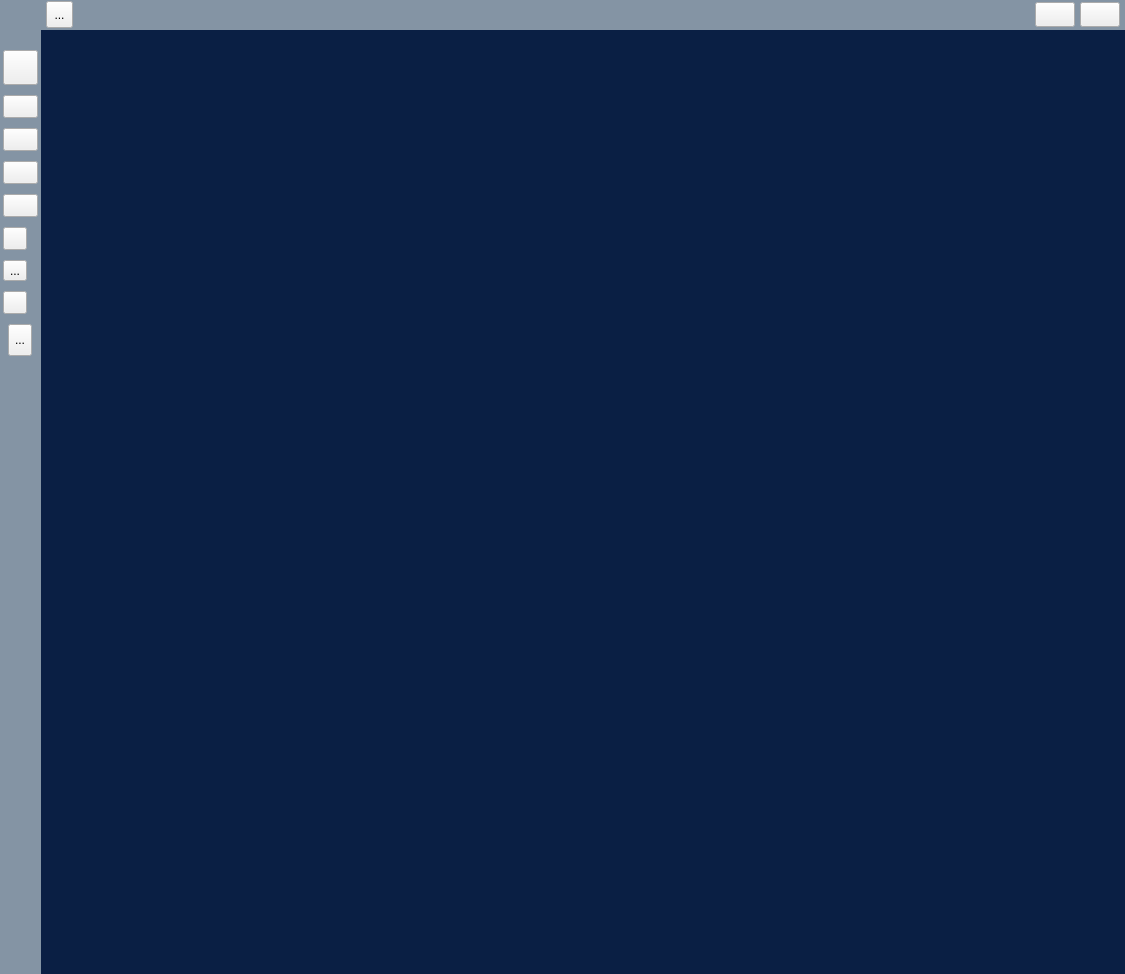
Above: app/View/UserInterfaceUi/UI_SISTEMA_PRINCIPAL.ui from LAngelVp/TuleVenta before the change. Below: the same form after it.
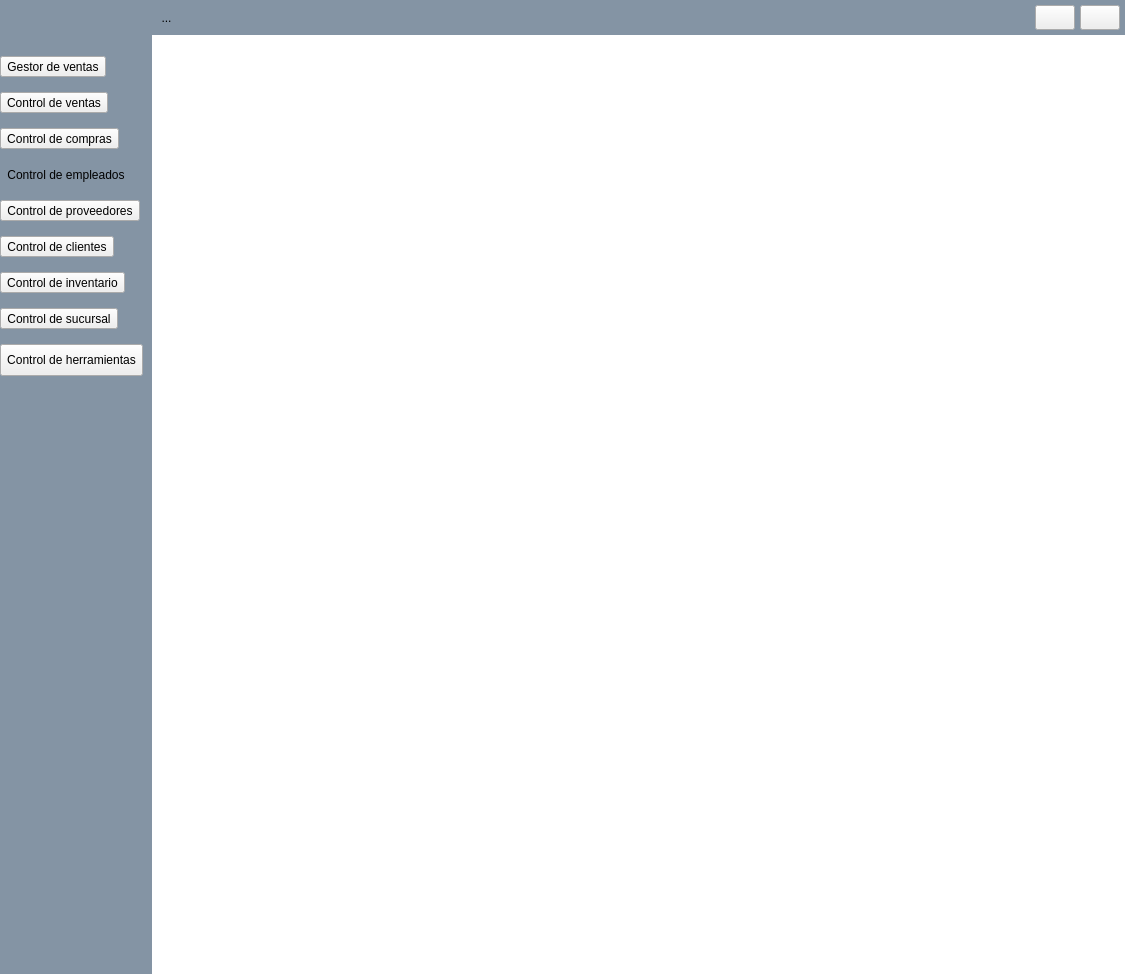
That is the form after the change. Icons and pictures are not drawn.

Patch:
```diff
--- a/app/View/UserInterfaceUi/UI_SISTEMA_PRINCIPAL.ui
+++ b/app/View/UserInterfaceUi/UI_SISTEMA_PRINCIPAL.ui
@@ -40,9 +40,9 @@
 }
 #w_encabezado{
 background-color:#8494A4;
-height:30px;
-min-height: 30px;
-max-height: 30px;
+height:35px;
+min-height: 35px;
+max-height: 35px;
 }
 [objectName^=&quot;w_&quot;]{
 background-color: #fffefb;
@@ -52,7 +52,7 @@
 }
 #w_cuerpo_menu{
 min-width:40px;
-max-width:70px;
+max-width:220px;
 background-color: #8494A4;
 }
 #label_fotousuario{
@@ -65,21 +65,20 @@
 [objectName^=&quot;btn_laterales&quot;]{
 background-color: transparent;
 border: none;
-max-height:35px;
-min-height:35px;
-max-width:35px;
-min-width:35px;
+min.width: 215px;
 qproperty-iconSize: 35px 35px;
+font-size: 14px;
+color: #F8FAFC;
+font-weight: bold;
 }
 [objectName^=&quot;btn_laterales&quot;]:hover {
 border-left:1px solid #fffefb;
 }
 #btn_laterales_btn_burger{
-max-height:25px;
-min-height:25px;
-max-width:25px;
-min-width:25px;
-margin-left: 5px;
+icon-size: 15px;
+border-radius: 4px;
+max-width: 40px;
+max-height: 25px;
 }
 #btn_laterales_btn_burger:hover{
 background: #B0C5D1;
@@ -225,8 +224,9 @@
                 <item row="0" column="0">
                  <widget class="QLabel" name="label">
                   <property name="styleSheet">
-                   <string notr="true">image: url(:/logos/Icons/logos/cuadrado_sin_fondo.png);
-background: #0a1f44;</string>
+                   <string notr="true">background-color: rgb(255, 255, 255);
+image: url(:/logos/Icons/logos/tuleVenta.png);
+</string>
                   </property>
                   <property name="text">
                    <string/>
@@ -244,7 +244,7 @@
           <widget class="QWidget" name="w_encabezado" native="true">
            <layout class="QGridLayout" name="gridLayout_5">
             <property name="leftMargin">
-             <number>0</number>
+             <number>5</number>
             </property>
             <property name="topMargin">
              <number>0</number>
@@ -380,27 +380,21 @@
            </property>
            <property name="maximumSize">
             <size>
-             <width>70</width>
+             <width>220</width>
              <height>16777215</height>
             </size>
            </property>
-           <layout class="QVBoxLayout" name="verticalLayout_2">
-            <property name="spacing">
-             <number>10</number>
-            </property>
+           <layout class="QGridLayout" name="gridLayout_6">
             <property name="leftMargin">
-             <number>3</number>
+             <number>0</number>
             </property>
             <property name="topMargin">
-             <number>0</number>
+             <number>1</number>
             </property>
-            <property name="rightMargin">
-             <number>3</number>
+            <property name="verticalSpacing">
+             <number>15</number>
             </property>
-            <property name="bottomMargin">
-             <number>0</number>
-            </property>
-            <item>
+            <item row="0" column="0">
              <widget class="QLabel" name="label_fotousuario">
               <property name="cursor">
                <cursorShape>PointingHandCursor</cursorShape>
@@ -419,18 +413,18 @@
               </property>
              </widget>
             </item>
-            <item>
+            <item row="1" column="0">
              <widget class="QToolButton" name="btn_laterales_proceso_venta">
               <property name="minimumSize">
                <size>
-                <width>35</width>
-                <height>35</height>
+                <width>0</width>
+                <height>0</height>
                </size>
               </property>
               <property name="maximumSize">
                <size>
-                <width>35</width>
-                <height>35</height>
+                <width>16777215</width>
+                <height>16777215</height>
                </size>
               </property>
               <property name="cursor">
@@ -440,20 +434,23 @@
                <string>&lt;html&gt;&lt;head/&gt;&lt;body&gt;&lt;p&gt;&lt;span style=&quot; font-size:10pt; font-weight:600;&quot;&gt;Venta&lt;/span&gt;&lt;/p&gt;&lt;/body&gt;&lt;/html&gt;</string>
               </property>
               <property name="text">
-               <string/>
+               <string>Gestor de ventas</string>
               </property>
               <property name="icon">
                <iconset resource="../../Source/iconsdvg.qrc">
                 <normaloff>:/Icons/IconosSVG/ventas.png</normaloff>:/Icons/IconosSVG/ventas.png</iconset>
               </property>
+              <property name="toolButtonStyle">
+               <enum>Qt::ToolButtonStyle::ToolButtonIconOnly</enum>
+              </property>
              </widget>
             </item>
-            <item>
+            <item row="2" column="0">
              <widget class="QToolButton" name="btn_laterales_ventas">
               <property name="maximumSize">
                <size>
-                <width>35</width>
-                <height>35</height>
+                <width>16777215</width>
+                <height>16777215</height>
                </size>
               </property>
               <property name="cursor">
@@ -463,20 +460,23 @@
                <string>&lt;html&gt;&lt;head/&gt;&lt;body&gt;&lt;p&gt;&lt;span style=&quot; font-size:10pt; font-weight:600;&quot;&gt;Ventas&lt;/span&gt;&lt;/p&gt;&lt;/body&gt;&lt;/html&gt;</string>
               </property>
               <property name="text">
-               <string/>
+               <string>Control de ventas</string>
               </property>
               <property name="icon">
                <iconset resource="../../Source/iconsdvg.qrc">
                 <normaloff>:/Icons/IconosSVG/operacion_ventas.png</normaloff>:/Icons/IconosSVG/operacion_ventas.png</iconset>
               </property>
+              <property name="toolButtonStyle">
+               <enum>Qt::ToolButtonStyle::ToolButtonIconOnly</enum>
+              </property>
              </widget>
             </item>
-            <item>
+            <item row="3" column="0">
              <widget class="QToolButton" name="btn_laterales_compras">
               <property name="maximumSize">
                <size>
-                <width>35</width>
-                <height>35</height>
+                <width>16777215</width>
+                <height>16777215</height>
                </size>
               </property>
               <property name="cursor">
@@ -486,20 +486,23 @@
                <string>&lt;html&gt;&lt;head/&gt;&lt;body&gt;&lt;p&gt;&lt;span style=&quot; font-size:10pt; font-weight:600;&quot;&gt;Compras&lt;/span&gt;&lt;/p&gt;&lt;/body&gt;&lt;/html&gt;</string>
               </property>
               <property name="text">
-               <string/>
+               <string>Control de compras</string>
               </property>
               <property name="icon">
                <iconset resource="../../Source/iconsdvg.qrc">
                 <normaloff>:/Icons/IconosSVG/compras.png</normaloff>:/Icons/IconosSVG/compras.png</iconset>
               </property>
+              <property name="toolButtonStyle">
+               <enum>Qt::ToolButtonStyle::ToolButtonIconOnly</enum>
+              </property>
              </widget>
             </item>
-            <item>
+            <item row="4" column="0">
              <widget class="QToolButton" name="btn_laterales_empleados">
               <property name="maximumSize">
                <size>
-                <width>35</width>
-                <height>35</height>
+                <width>16777215</width>
+                <height>16777215</height>
                </size>
               </property>
               <property name="cursor">
@@ -509,20 +512,32 @@
                <string>&lt;html&gt;&lt;head/&gt;&lt;body&gt;&lt;p&gt;&lt;span style=&quot; font-size:10pt; font-weight:600;&quot;&gt;Empleados&lt;/span&gt;&lt;/p&gt;&lt;/body&gt;&lt;/html&gt;</string>
               </property>
               <property name="text">
-               <string/>
+               <string>Control de empleados</string>
               </property>
               <property name="icon">
                <iconset resource="../../Source/iconsdvg.qrc">
                 <normaloff>:/Icons/IconosSVG/empleados.png</normaloff>:/Icons/IconosSVG/empleados.png</iconset>
               </property>
+              <property name="popupMode">
+               <enum>QToolButton::ToolButtonPopupMode::DelayedPopup</enum>
+              </property>
+              <property name="toolButtonStyle">
+               <enum>Qt::ToolButtonStyle::ToolButtonIconOnly</enum>
+              </property>
+              <property name="autoRaise">
+               <bool>true</bool>
+              </property>
+              <property name="arrowType">
+               <enum>Qt::ArrowType::NoArrow</enum>
+              </property>
              </widget>
             </item>
-            <item>
+            <item row="5" column="0">
              <widget class="QToolButton" name="btn_laterales_proveedores">
               <property name="maximumSize">
                <size>
-                <width>35</width>
-                <height>35</height>
+                <width>16777215</width>
+                <height>16777215</height>
                </size>
               </property>
               <property name="cursor">
@@ -532,15 +547,18 @@
                <string>&lt;html&gt;&lt;head/&gt;&lt;body&gt;&lt;p&gt;&lt;span style=&quot; font-size:10pt; font-weight:600;&quot;&gt;Proveedores&lt;/span&gt;&lt;/p&gt;&lt;/body&gt;&lt;/html&gt;</string>
               </property>
               <property name="text">
-               <string/>
+               <string>Control de proveedores</string>
               </property>
               <property name="icon">
                <iconset resource="../../Source/iconsdvg.qrc">
                 <normaloff>:/Icons/IconosSVG/vendedores.png</normaloff>:/Icons/IconosSVG/vendedores.png</iconset>
               </property>
+              <property name="toolButtonStyle">
+               <enum>Qt::ToolButtonStyle::ToolButtonIconOnly</enum>
+              </property>
              </widget>
             </item>
-            <item>
+            <item row="6" column="0">
              <widget class="QToolButton" name="btn_laterales_clientes">
               <property name="cursor">
                <cursorShape>PointingHandCursor</cursorShape>
@@ -549,15 +567,18 @@
                <string>&lt;html&gt;&lt;head/&gt;&lt;body&gt;&lt;p&gt;&lt;span style=&quot; font-size:10pt; font-weight:600;&quot;&gt;Clientes&lt;/span&gt;&lt;/p&gt;&lt;/body&gt;&lt;/html&gt;</string>
               </property>
               <property name="text">
-               <string/>
+               <string>Control de clientes</string>
               </property>
               <property name="icon">
                <iconset resource="../../Source/iconsdvg.qrc">
                 <normaloff>:/Icons/IconosSVG/clientes.png</normaloff>:/Icons/IconosSVG/clientes.png</iconset>
               </property>
+              <property name="toolButtonStyle">
+               <enum>Qt::ToolButtonStyle::ToolButtonIconOnly</enum>
+              </property>
              </widget>
             </item>
-            <item>
+            <item row="7" column="0">
              <widget class="QToolButton" name="btn_laterales_productos">
               <property name="cursor">
                <cursorShape>PointingHandCursor</cursorShape>
@@ -566,7 +587,7 @@
                <string>&lt;html&gt;&lt;head/&gt;&lt;body&gt;&lt;p&gt;&lt;span style=&quot; font-size:10pt; font-weight:600;&quot;&gt;Productos&lt;/span&gt;&lt;/p&gt;&lt;/body&gt;&lt;/html&gt;</string>
               </property>
               <property name="text">
-               <string>...</string>
+               <string>Control de inventario</string>
               </property>
               <property name="icon">
                <iconset resource="../../Source/iconsdvg.qrc">
@@ -578,9 +599,12 @@
                 <height>35</height>
                </size>
               </property>
+              <property name="toolButtonStyle">
+               <enum>Qt::ToolButtonStyle::ToolButtonIconOnly</enum>
+              </property>
              </widget>
             </item>
-            <item>
+            <item row="8" column="0">
              <widget class="QToolButton" name="btn_laterales_btn_sucursales">
               <property name="cursor">
                <cursorShape>PointingHandCursor</cursorShape>
@@ -589,15 +613,18 @@
                <string>&lt;html&gt;&lt;head/&gt;&lt;body&gt;&lt;p&gt;&lt;span style=&quot; font-size:10pt; font-weight:600;&quot;&gt;Administrador de Sucursales&lt;/span&gt;&lt;/p&gt;&lt;/body&gt;&lt;/html&gt;</string>
               </property>
               <property name="text">
-               <string/>
+               <string>Control de sucursal</string>
               </property>
               <property name="icon">
                <iconset resource="../../Source/iconsdvg.qrc">
                 <normaloff>:/Icons/IconosSVG/sucursales.png</normaloff>:/Icons/IconosSVG/sucursales.png</iconset>
               </property>
+              <property name="toolButtonStyle">
+               <enum>Qt::ToolButtonStyle::ToolButtonIconOnly</enum>
+              </property>
              </widget>
             </item>
-            <item alignment="Qt::AlignmentFlag::AlignHCenter|Qt::AlignmentFlag::AlignVCenter">
+            <item row="9" column="0">
              <widget class="QToolButton" name="btn_laterales_btn_opciones">
               <property name="cursor">
                <cursorShape>PointingHandCursor</cursorShape>
@@ -606,7 +633,7 @@
                <string>Mas opciones</string>
               </property>
               <property name="text">
-               <string>...</string>
+               <string>Control de herramientas</string>
               </property>
               <property name="icon">
                <iconset resource="../../Source/ibootstrap.qrc">
@@ -618,9 +645,12 @@
                 <height>35</height>
                </size>
               </property>
+              <property name="toolButtonStyle">
+               <enum>Qt::ToolButtonStyle::ToolButtonIconOnly</enum>
+              </property>
              </widget>
             </item>
-            <item>
+            <item row="10" column="0">
              <spacer name="verticalSpacer">
               <property name="orientation">
                <enum>Qt::Orientation::Vertical</enum>
```
Left out of the diff: 6 changed lines with no effect on the pictures.
